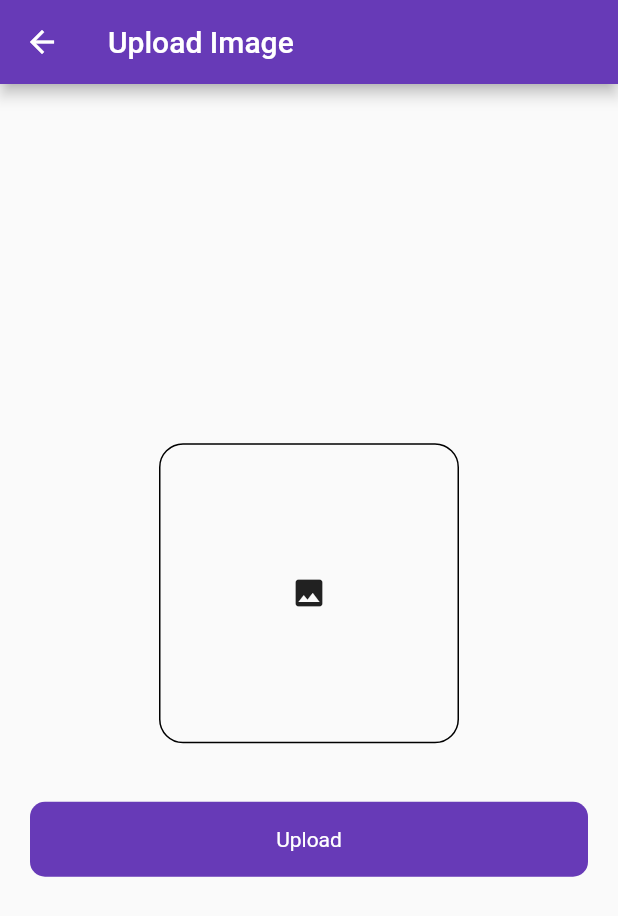
After one commit to ahmedalgzery/Firebase, a Flutter app: the UploadImageScreen screen opened directly, after a tap on the "image" icon, on a phone screen of 412 x 824 dp. The commit adds this screen. Shown: the top 916 px of the screen. Run offline on Flutter 3.47's test engine with Material 2 defaults, Android fonts, the phone set to English and light mode, and no system bars; our stand-ins replace cloud_firestore, firebase_auth, firebase_core, firebase_database, firebase_storage, fluttertoast and 1 more; accounts and stored records are empty.

Commit message:
upload image to firebase storage

```diff
--- a/lib/firebase_services/splash_services.dart
+++ b/lib/firebase_services/splash_services.dart
@@ -1,11 +1,10 @@
 import 'dart:async';
 
 import 'package:firebase/ui/auth/login_screen.dart';
-import 'package:firebase/ui/posts/post_screen.dart';
+import 'package:firebase/ui/upload_image.dart';
 import 'package:firebase_auth/firebase_auth.dart';
 import 'package:flutter/material.dart';
 
-import '../ui/firestore/firestore_list_screen.dart';
 
 class SplashServices {
   void isLogin(BuildContext context) {
@@ -18,7 +17,7 @@ class SplashServices {
           () => Navigator.push(
                 context,
                 MaterialPageRoute(
-                  builder: (context) => const FirestoreScreen(),
+                  builder: (context) => const UploadImageScreen(),
                 ),
               ));
     } else {
--- /dev/null
+++ b/lib/ui/upload_image.dart
@@ -0,0 +1,112 @@
+import 'dart:io';
+
+import 'package:firebase/utils/utils.dart';
+import 'package:firebase/widgets/round_button.dart';
+import 'package:firebase_database/firebase_database.dart';
+import 'package:flutter/material.dart';
+import 'package:image_picker/image_picker.dart';
+import 'package:firebase_storage/firebase_storage.dart' as firebase_storage;
+
+class UploadImageScreen extends StatefulWidget {
+  const UploadImageScreen({super.key});
+
+  @override
+  State<UploadImageScreen> createState() => _UploadImageScreenState();
+}
+
+class _UploadImageScreenState extends State<UploadImageScreen> {
+  File? _image;
+  final picker = ImagePicker();
+  bool loading = false;
+  firebase_storage.FirebaseStorage storage =
+      firebase_storage.FirebaseStorage.instance;
+  DatabaseReference databaseRef = FirebaseDatabase.instance.ref('post');
+  Future getImagFromGallery() async {
+    final pickedFile = await picker.pickImage(
+      source: ImageSource.gallery,
+      imageQuality: 80,
+    );
+
+    setState(() {
+      if (pickedFile != null) {
+        _image = File(pickedFile.path);
+      } else {
+        print('No image picked');
+      }
+    });
+  }
+
+  @override
+  Widget build(BuildContext context) {
+    return Scaffold(
+      appBar: AppBar(
+        title: Text('Upload Image'),
+      ),
+      body: Padding(
+        padding: const EdgeInsets.symmetric(horizontal: 20.0),
+        child: Column(
+            mainAxisAlignment: MainAxisAlignment.center,
+            crossAxisAlignment: CrossAxisAlignment.center,
+            children: [
+              Center(
+                child: InkWell(
+                  onTap: () {
+                    getImagFromGallery();
+                  },
+                  child: Container(
+                    height: 200,
+                    width: 200,
+                    decoration: BoxDecoration(
+                        borderRadius: BorderRadius.circular(16),
+                        border: Border.all(
+                          color: Colors.black,
+                        )),
+                    child: _image != null
+                        ? Image.file(_image!.absolute)
+                        : Icon(Icons.image),
+                  ),
+                ),
+              ),
+              SizedBox(
+                height: 39,
+              ),
+              RoundButton(
+                  title: 'Upload',
+                  loading: loading,
+                  onTap: () async {
+                    setState(() {
+                      loading = true;
+                    });
+                    firebase_storage.Reference ref = firebase_storage
+                        .FirebaseStorage.instance
+                        .ref('/images${DateTime.now().microsecondsSinceEpoch}');
+                    firebase_storage.UploadTask uploadTask =
+                        ref.putFile(_image!.absolute);
+                    await Future.value(uploadTask).then((value)async {
+                      var newUrl =await ref.getDownloadURL();
+                      databaseRef.child('1').set({
+                        'id': '456',
+                        'title': newUrl.toString(),
+                      }).then((value) {
+                        setState(() {
+                          loading = false;
+                        });
+                        Utils().tostMessage(message: 'Image Uploaded');
+                      }).onError((error, stackTrace) {
+                        setState(() {
+                          loading = false;
+                        });
+                        Utils().tostMessage(message: error.toString());
+                      });
+                    }).onError((error, stackTrace) {
+                      setState(() {
+                        loading = false;
+                      });
+                      Utils().tostMessage(message: error.toString());
+                    });
+                  }),
+            ]),
+      ),
+    );
+  }
+}
--- a/pubspec.yaml
+++ b/pubspec.yaml
@@ -37,6 +37,7 @@ dependencies:
   flutter:
     sdk: flutter
   fluttertoast: ^8.2.2
+  image_picker: ^0.8.9
 
 dev_dependencies:
   flutter_lints: ^2.0.0
```
Also changed, not shown: pubspec.lock, 6 other files.
